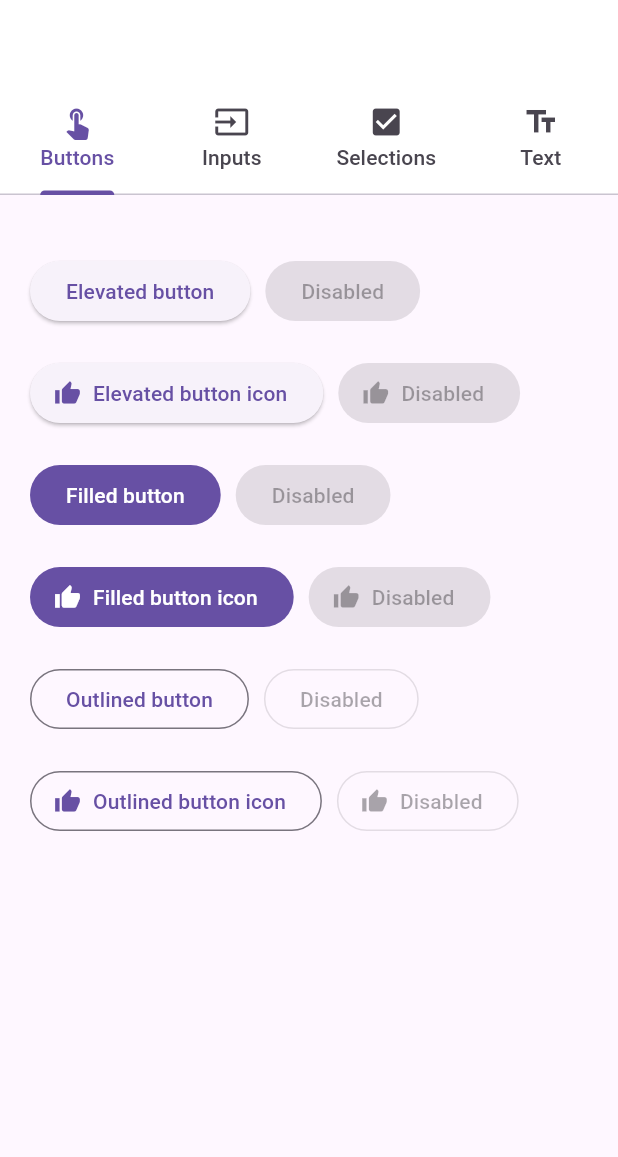
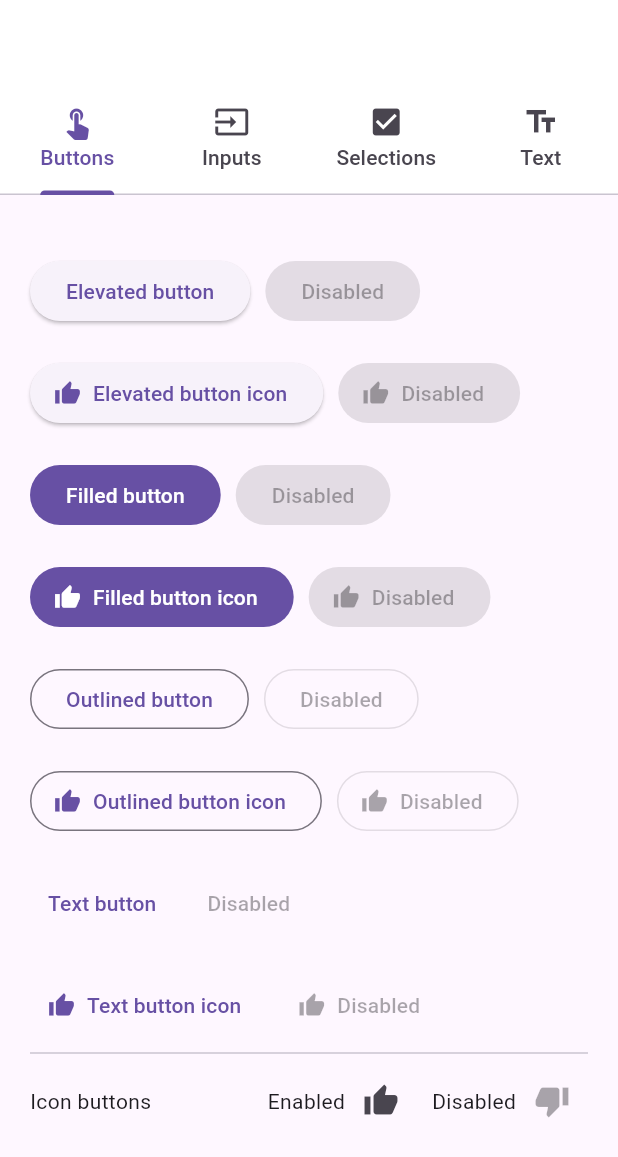
Before and after one commit to akabrunao/Aprendendo-Flutter, a Flutter app: the ThemePreviewScreen screen opened directly, on a phone screen of 412 x 824 dp. Shown: the top 1157 px of the screen. Run offline on Flutter 3.47's test engine with Material 3 defaults, Android fonts, the phone set to English and light mode, and no system bars; our stand-ins replace flutter_svg.

Commit message:
pagina de botões finalizada

```diff
--- a/Trabalho 2/trabalho2/lib/main.dart
+++ b/Trabalho 2/trabalho2/lib/main.dart
@@ -1,21 +1,26 @@
 import 'package:flutter/material.dart';
-import 'package:trabalho2/tabController.dart';
+import 'package:trabalho2/tab_controller.dart';
 
 void main() {
-  runApp(MyApp());
+  runApp(const MyApp());
 }
 
 class MyApp extends StatelessWidget {
+  const MyApp({super.key});
+
   @override
   Widget build(BuildContext context) {
-    return MaterialApp(
+    return const MaterialApp(
       home: HomeScreen(),
     );
   }
 }
 
 class HomeScreen extends StatefulWidget {
+  const HomeScreen({super.key});
+
   @override
+  // ignore: library_private_types_in_public_api
   _HomeScreenState createState() => _HomeScreenState();
 }
 
@@ -87,7 +92,7 @@ class _HomeScreenState extends State<HomeScreen> {
           ],
         ),
       ),
-      body: ThemePreviewScreen(),
+      body: const ThemePreviewScreen(),
       bottomNavigationBar: BottomNavigationBar(
         backgroundColor: Colors.white,
         items: const <BottomNavigationBarItem>[
--- a/Trabalho 2/trabalho2/lib/tabController.dart
+++ b/Trabalho 2/trabalho2/lib/tab_controller.dart
@@ -100,6 +100,33 @@ class ThemePreviewScreen extends StatelessWidget {
               OutlinedButton.icon(onPressed: null, icon: const Icon(Icons.thumb_up), label: const Text('Disabled')),
             ],
           ),
+          const SizedBox(height: 20),
+          Row(
+            children: [
+              TextButton(onPressed: () {}, child: const Text('Text button')),
+              const SizedBox(width: 10),
+              const TextButton(onPressed: null, child: Text('Disabled')),
+            ],
+          ),
+          const SizedBox(height: 20),
+          Row(
+            children: [
+              TextButton.icon(onPressed: () {}, icon: const Icon(Icons.thumb_up), label: const Text('Text button icon')),
+              const SizedBox(width: 10),
+              TextButton.icon(onPressed: null, icon: const Icon(Icons.thumb_up), label: const Text('Disabled')),
+            ],
+          ),
+          const Divider(),
+          Row(
+            children: [
+              const Expanded(child: Text("Icon buttons")),
+              const Text("Enabled"),
+              IconButton(onPressed: () {}, icon: const Icon(Icons.thumb_up)),
+              const SizedBox(width: 10),
+              const Text("Disabled"),
+              const IconButton(onPressed: null, icon: Icon(Icons.thumb_down)),
+            ],
+          )
         ],
       ),
     );
```
